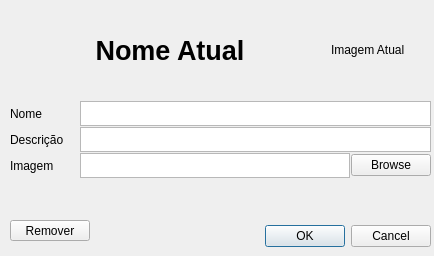
The window that editinfo.ui (AlexFMM/mp3Player) describes before a commit, drawn with Qt 5.
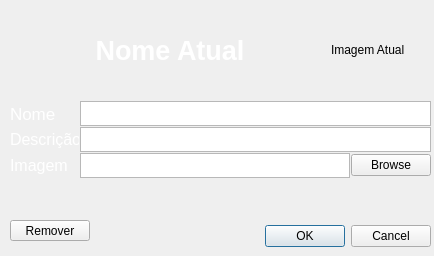
The same window after the commit. Icons and pictures are not drawn.

The edit to the form file:
```diff
--- a/editinfo.ui
+++ b/editinfo.ui
@@ -16,6 +16,13 @@
   <property name="windowTitle">
    <string>Dialog</string>
   </property>
+  <property name="styleSheet">
+   <string notr="true">#EditInfo{
+background: url(:/imagens/backgorund.png);
+
+
+}</string>
+  </property>
   <widget class="QDialogButtonBox" name="buttonBox">
    <property name="geometry">
     <rect>
@@ -77,6 +84,9 @@
           <bold>true</bold>
          </font>
         </property>
+        <property name="styleSheet">
+         <string notr="true">#title{color: rgb(255, 255, 255) }</string>
+        </property>
         <property name="text">
          <string>Nome Atual</string>
         </property>
@@ -143,6 +153,14 @@
           <height>75</height>
          </size>
         </property>
+        <property name="font">
+         <font>
+          <pointsize>13</pointsize>
+         </font>
+        </property>
+        <property name="styleSheet">
+         <string notr="true">#lName{color: rgb(255, 255, 255) }</string>
+        </property>
         <property name="text">
          <string>Nome</string>
         </property>
@@ -185,6 +203,14 @@
           <height>16777215</height>
          </size>
         </property>
+        <property name="font">
+         <font>
+          <pointsize>12</pointsize>
+         </font>
+        </property>
+        <property name="styleSheet">
+         <string notr="true">#lSecondary{color: rgb(255, 255, 255)}</string>
+        </property>
         <property name="text">
          <string>Descrição</string>
         </property>
@@ -227,6 +253,14 @@
           <height>16777215</height>
          </size>
         </property>
+        <property name="font">
+         <font>
+          <pointsize>12</pointsize>
+         </font>
+        </property>
+        <property name="styleSheet">
+         <string notr="true">#lImage{color: rgb(255, 255, 255)}</string>
+        </property>
         <property name="text">
          <string>Imagem</string>
         </property>
```
